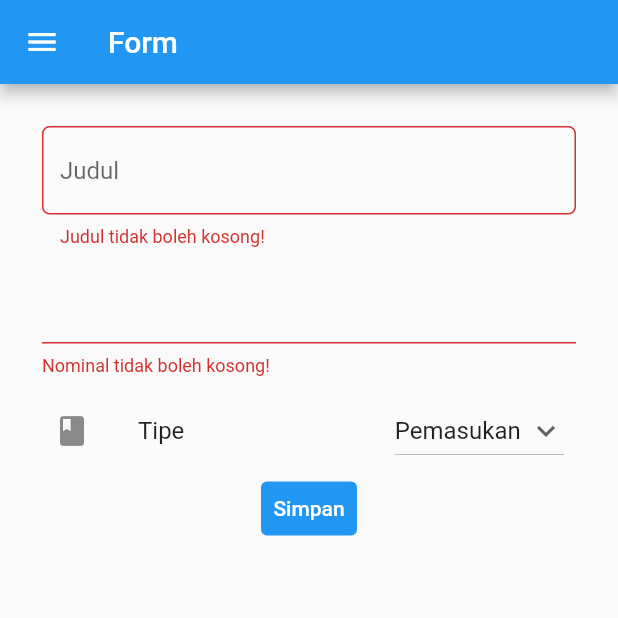
After one commit to naufalalsar/tugas-flutter-pbp, a Flutter app: the MyFormPage screen opened directly, after a tap on "Simpan", on a phone screen of 412 x 824 dp, the top half of it. The commit adds this screen. Run offline on Flutter 3.47's test engine with Material 2 defaults, Android fonts, the phone set to English and light mode, and no system bars.

Commit message:
selese tugas 2

```diff
--- /dev/null
+++ b/counter_7/lib/tambah.dart
@@ -0,0 +1,211 @@
+import 'package:counter_7/main.dart';
+import 'package:flutter/material.dart';
+import 'package:counter_7/data.dart';
+import 'package:flutter/services.dart';
+
+class Budget {
+  String judul;
+  int nominal;
+  String tipe;
+
+  Budget(this.judul, this.nominal, this.tipe);
+}
+
+class Naro{
+  static List<Budget> contain = <Budget>[];
+}
+
+class MyFormPage extends StatefulWidget {
+  const MyFormPage({super.key});
+
+  @override
+  State<MyFormPage> createState() => _MyFormPageState();
+}
+
+class _MyFormPageState extends State<MyFormPage> {
+  final _formKey = GlobalKey<FormState>();
+  String _judul = "";
+  int _nominal = 0;
+  String jenis = 'Pemasukan';
+  List<String> listJenis = ['Pemasukan', 'Pengeluaran'];
+
+  @override
+  Widget build(BuildContext context) {
+    return Scaffold(
+      appBar: AppBar(
+        title: Text("Form"),
+      ),
+      // Menambahkan drawer menu
+      drawer: Drawer(
+        child: Column(
+          children: [
+            // Menambahkan clickable menu
+           ListTile(
+            title: const Text('counter_7'),
+            onTap: () {
+              // Route menu ke halaman utama
+              Navigator.pushReplacement(
+                context,
+                MaterialPageRoute(builder: (context) => const MyHomePage(title:"counter_7")),
+              );
+            },
+          ),
+          ListTile(
+            title: const Text('Tambah Budget'),
+            onTap: () {
+              // Route menu ke halaman form
+              Navigator.pushReplacement(
+                context,
+                MaterialPageRoute(builder: (context) => const MyFormPage()),
+              );
+            },
+          ),
+           ListTile(
+            title: const Text('Data Budget'),
+            onTap: () {
+              // Route menu ke halaman form
+              Navigator.pushReplacement(
+                context,
+                MaterialPageRoute(builder: (context) => const MyDataPage()),
+              );
+            },
+          ),
+          ],
+        ),
+      ),
+      body: Form(
+        key: _formKey,
+        child: SingleChildScrollView(
+          child: Container(
+            padding: const EdgeInsets.all(20.0),
+            child: Column(children: [
+              Padding(
+                // Menggunakan padding sebesar 8 pixels
+                padding: const EdgeInsets.all(8.0),
+                child: TextFormField(
+                  decoration: InputDecoration(
+                    hintText: "Judul",
+                    // Menambahkan circular border agar lebih rapi
+                    border: OutlineInputBorder(
+                      borderRadius: BorderRadius.circular(5.0),
+                    ),
+                  ),
+                  // Menambahkan behavior saat nama diketik
+                  onChanged: (String? value) {
+                    setState(() {
+                      _judul = value!;
+                    });
+                  },
+                  // Menambahkan behavior saat data disimpan
+                  onSaved: (String? value) {
+                    setState(() {
+                      _judul = value!;
+                    });
+                  },
+                  // Validator sebagai validasi form
+                  validator: (String? value) {
+                    if (value == null || value.isEmpty) {
+                      return 'Judul tidak boleh kosong!';
+                    }
+                    return null;
+                  },
+                ),
+              ),
+              Padding(
+                // Menggunakan padding sebesar 8 pixels
+                padding: const EdgeInsets.all(8.0),
+                child: TextFormField(
+            keyboardType: TextInputType.number,
+            inputFormatters: <TextInputFormatter>[FilteringTextInputFormatter.digitsOnly],
+             onChanged: (String? value) {
+                    setState(() {
+                      _nominal = int.parse(value!);
+                    });
+                  },
+                  // Menambahkan behavior saat data disimpan
+                  onSaved: (String? value) {
+                    setState(() {
+                      _nominal = int.parse(value!);
+                    });
+                  },
+                  // Validator sebagai validasi form
+                  validator: (String? value) {
+                    if (value == null || value.isEmpty) {
+                      return 'Nominal tidak boleh kosong!';
+                    }
+                    return null;
+                  },
+)
+              ),
+              ListTile(
+                leading: const Icon(Icons.class_),
+                title: const Text(
+                  'Tipe',
+                ),
+                trailing: DropdownButton(
+                  value: jenis,
+                  icon: const Icon(Icons.keyboard_arrow_down),
+                  items: listJenis.map((String items) {
+                    return DropdownMenuItem(
+                      value: items,
+                      child: Text(items),
+                    );
+                  }).toList(),
+                  onChanged: (String? newValue) {
+                    setState(() {
+                      jenis = newValue!;
+                    });
+                  },
+                ),
+              ),
+              TextButton(
+                child: const Text(
+                  "Simpan",
+                  style: TextStyle(color: Colors.white),
+                ),
+                style: ButtonStyle(
+                  backgroundColor: MaterialStateProperty.all(Colors.blue),
+                ),
+                onPressed: () {
+                  if (_formKey.currentState!.validate()) {
+                    showDialog(
+                      context: context,
+                      builder: (context) {
+                        return Dialog(
+                          shape: RoundedRectangleBorder(
+                            borderRadius: BorderRadius.circular(10),
+                          ),
+                          elevation: 15,
+                          child: Container(
+                            child: ListView(
+                              padding:
+                                  const EdgeInsets.only(top: 20, bottom: 20),
+                              shrinkWrap: true,
+                              children: <Widget>[
+                                Center(
+                                    child: const Text(
+                                        'Berhasil Menambahkan Data')),
+                                SizedBox(height: 20),
+                                TextButton(
+                                  onPressed: () {
+                                    Navigator.pop(context);
+                                  },
+                                  child: Text('Kembali'),
+                                ),
+                              ],
+                            ),
+                          ),
+                        );
+                      },
+                    );
+                    Naro.contain.add(Budget(_judul, _nominal, jenis));
+                  }
+                },
+              ),
+            ]),
+          ),
+        ),
+      ),
+    );
+  }
+}
```
Also changed, not shown: counter_7/lib/data.dart (added, +72 -0 lines), counter_7/lib/main.dart (+39 -0 lines).
